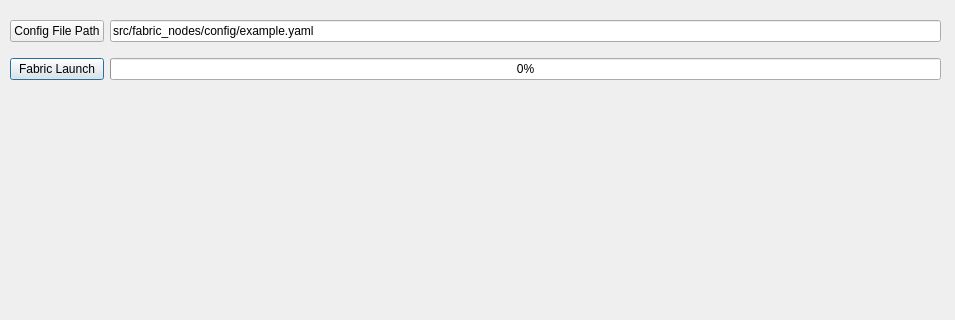
Above: fabric_gui/src/fabric_gui.ui from upowerrobotics/ros2_fabric before the change; both pictures show x 0 to 955 and y 0 to 320 of the 955 by 679 pixel window. Below: the same form after it.
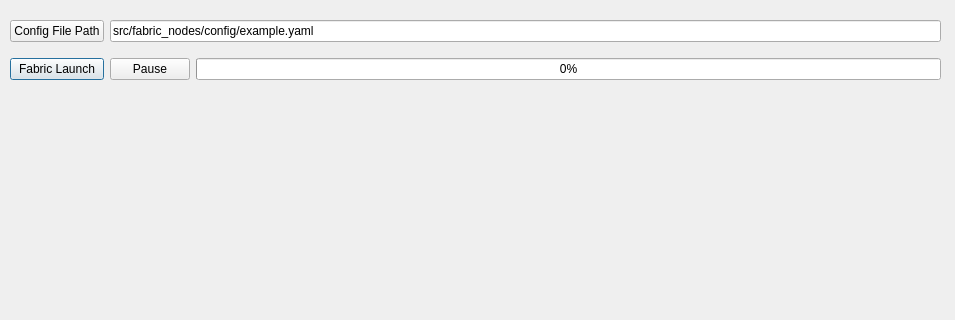
That is the form after the change.

Commit message: launch button finished

Patch:
```diff
--- a/fabric_gui/src/fabric_gui.ui
+++ b/fabric_gui/src/fabric_gui.ui
@@ -37,14 +37,21 @@
       </property>
      </widget>
     </item>
-    <item row="1" column="2">
+    <item row="1" column="3">
      <widget class="QProgressBar" name="progressBarLaunch">
       <property name="value">
        <number>0</number>
       </property>
      </widget>
     </item>
-    <item row="0" column="2">
+    <item row="1" column="2">
+     <widget class="QPushButton" name="pushButtonLaunchPause">
+      <property name="text">
+       <string>Pause</string>
+      </property>
+     </widget>
+    </item>
+    <item row="0" column="2" colspan="2">
      <widget class="QLineEdit" name="lineEditConfigPath">
       <property name="text">
        <string>src/fabric_nodes/config/example.yaml</string>
```
The commit also changes 4 other files.
